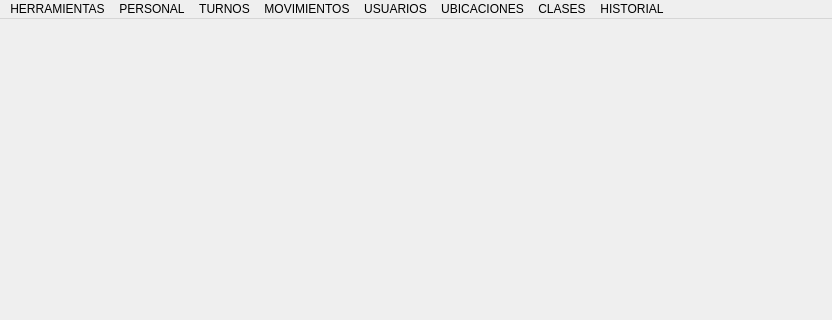
First picture: the form in blustock/ui/screens_uis/main.ui, repository MaxAPBusiness/Blustock, before the edit; both pictures show x 0 to 832 and y 0 to 320 of the 832 by 545 pixel window.
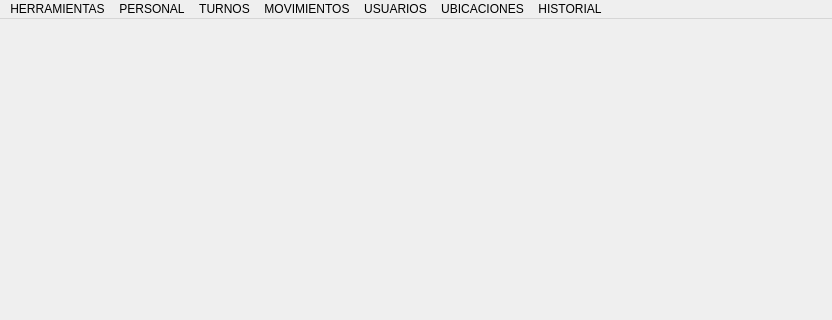
Second picture: the form after the edit.

Commit message: Cambié el menú.

What changed in the file:
```diff
--- a/blustock/ui/screens_uis/main.ui
+++ b/blustock/ui/screens_uis/main.ui
@@ -83,19 +83,12 @@
     </property>
     <addaction name="GestionUbicaciones"/>
    </widget>
-   <widget class="QMenu" name="menuCLASES">
-    <property name="title">
-     <string>CLASES</string>
-    </property>
-    <addaction name="GestionClases"/>
-   </widget>
    <addaction name="menuHerramientas"/>
    <addaction name="menuPersonal"/>
    <addaction name="menuTurnos"/>
    <addaction name="menuMovimientos"/>
    <addaction name="menuUsuarios"/>
    <addaction name="menuTalleres"/>
-   <addaction name="menuCLASES"/>
    <addaction name="menuHISTORIAL"/>
   </widget>
   <widget class="QStatusBar" name="statusbar"/>
```
Left out of the diff: 3 changed lines with no effect on the pictures.
